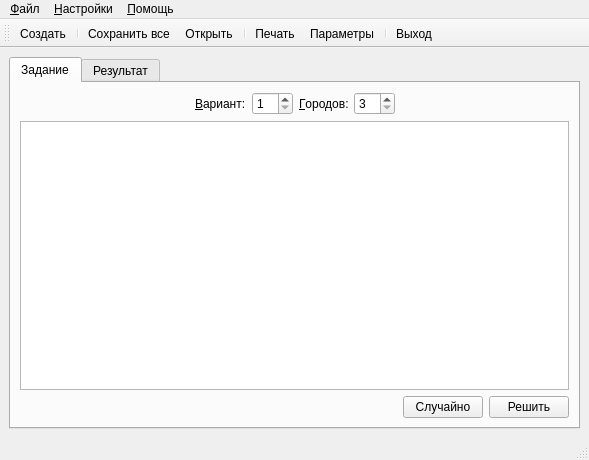
The window that ui/mainwindow.ui (leppa/tspsg) describes before a commit, drawn with Qt 5.
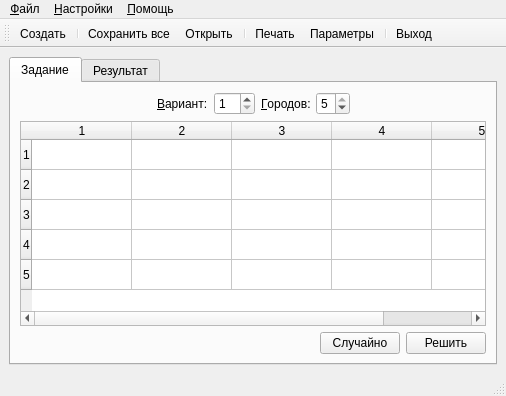
The same window after the commit. Icons and pictures are not drawn.

Patch:
```diff
--- a/ui/mainwindow.ui
+++ b/ui/mainwindow.ui
@@ -5,16 +5,10 @@
    <rect>
     <x>0</x>
     <y>0</y>
-    <width>589</width>
-    <height>460</height>
+    <width>506</width>
+    <height>396</height>
    </rect>
   </property>
-  <property name="minimumSize" >
-   <size>
-    <width>589</width>
-    <height>460</height>
-   </size>
-  </property>
   <property name="windowTitle" >
    <string>Задача коммивояжера</string>
   </property>
@@ -92,6 +86,12 @@
             <property name="minimum" >
              <number>3</number>
             </property>
+            <property name="maximum" >
+             <number>5</number>
+            </property>
+            <property name="value" >
+             <number>5</number>
+            </property>
            </widget>
           </item>
           <item>
@@ -110,7 +110,27 @@
          </layout>
         </item>
         <item>
-         <widget class="QTableView" name="tableTask" />
+         <widget class="QTableWidget" name="tableTask" >
+          <property name="selectionMode" >
+           <enum>QAbstractItemView::NoSelection</enum>
+          </property>
+          <property name="rowCount" >
+           <number>5</number>
+          </property>
+          <property name="columnCount" >
+           <number>5</number>
+          </property>
+          <row/>
+          <row/>
+          <row/>
+          <row/>
+          <row/>
+          <column/>
+          <column/>
+          <column/>
+          <column/>
+          <column/>
+         </widget>
         </item>
         <item>
          <layout class="QHBoxLayout" >
@@ -199,7 +219,7 @@
     <rect>
      <x>0</x>
      <y>0</y>
-     <width>589</width>
+     <width>506</width>
      <height>21</height>
     </rect>
    </property>
```
